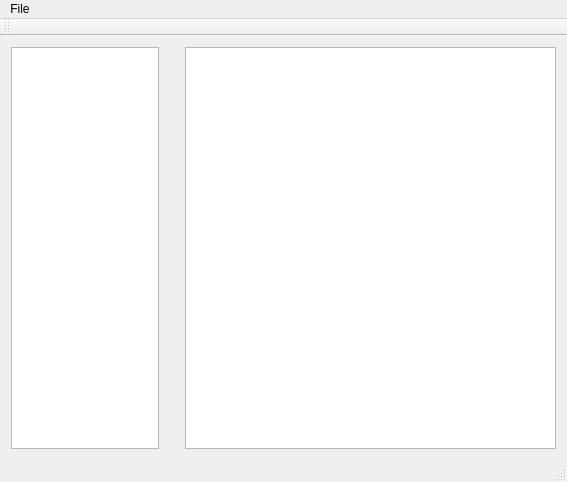
Qt form notepad.ui (pybae/QNote) before a commit.
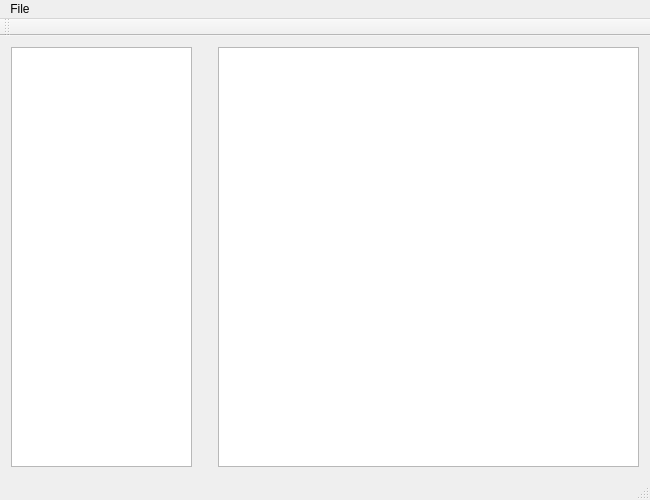
The same form after that commit.

Commit message: Changed UI to be bigger

```diff
--- a/notepad.ui
+++ b/notepad.ui
@@ -6,8 +6,8 @@
    <rect>
     <x>0</x>
     <y>0</y>
-    <width>567</width>
-    <height>482</height>
+    <width>650</width>
+    <height>500</height>
    </rect>
   </property>
   <property name="sizePolicy">
@@ -30,7 +30,7 @@
        <widget class="QListView" name="listView">
         <property name="sizePolicy">
          <sizepolicy hsizetype="Expanding" vsizetype="Expanding">
-          <horstretch>2</horstretch>
+          <horstretch>3</horstretch>
           <verstretch>0</verstretch>
          </sizepolicy>
         </property>
@@ -56,7 +56,7 @@
         </property>
         <property name="sizePolicy">
          <sizepolicy hsizetype="Expanding" vsizetype="Expanding">
-          <horstretch>5</horstretch>
+          <horstretch>7</horstretch>
           <verstretch>0</verstretch>
          </sizepolicy>
         </property>
@@ -71,7 +71,7 @@
     <rect>
      <x>0</x>
      <y>0</y>
-     <width>567</width>
+     <width>650</width>
      <height>22</height>
     </rect>
    </property>
```
Left out of the diff: 15 changed lines with no effect on the pictures.
